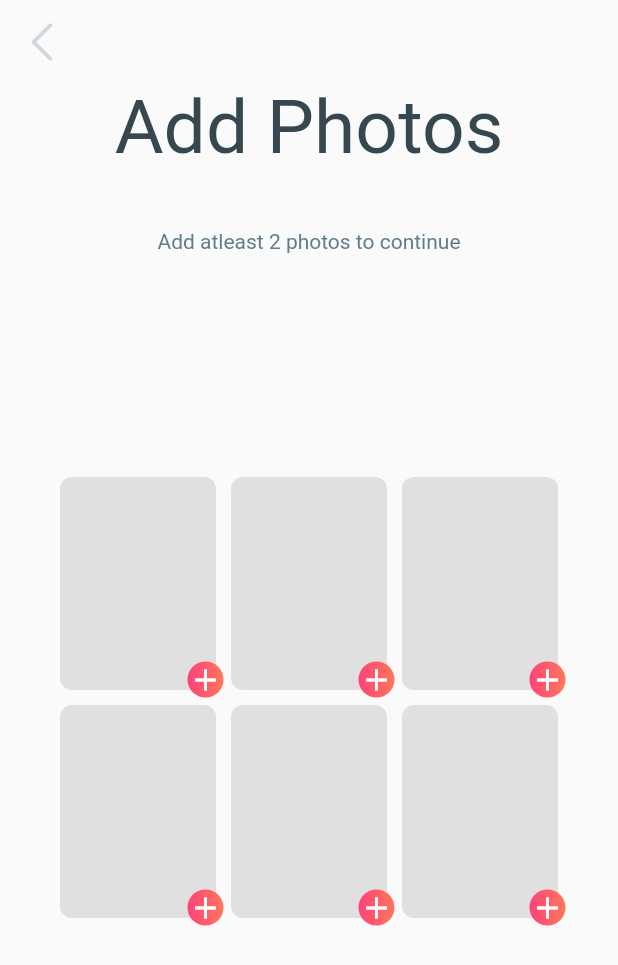
After one commit to stevendz/newtinder_flutter, a Flutter app: the OnboardingAddPhotosScreen screen opened directly, after a tap on the "add" icon, on a phone screen of 412 x 824 dp. The commit adds this screen. Shown: the top 965 px of the screen. Run offline on Flutter 3.47's test engine with Material 2 defaults, Android fonts, the phone set to English and light mode, and no system bars; our stand-ins replace firebase_auth, firebase_core, flutter_svg, google_sign_in, image_picker; accounts and stored records are empty.

Commit message:
Create OnboardingAddPhotosScreen and add ImagePicker

```diff
--- /dev/null
+++ b/lib/screens/onboarding/onboarding_add_photos_screen.dart
@@ -0,0 +1,104 @@
+import 'package:flutter/material.dart';
+import 'package:flutter_svg/flutter_svg.dart';
+import 'package:image_picker/image_picker.dart';
+import 'package:newtinder/widgets/buttons/button_colorful.dart';
+import 'package:newtinder/widgets/onboarding/add_photo_card.dart';
+import 'package:newtinder/widgets/onboarding/add_photo_header.dart';
+
+class OnboardingAddPhotosScreen extends StatefulWidget {
+  @override
+  _OnboardingAddPhotosScreenState createState() =>
+      _OnboardingAddPhotosScreenState();
+}
+
+class _OnboardingAddPhotosScreenState extends State<OnboardingAddPhotosScreen> {
+  List photoPaths = [
+    null,
+    null,
+    null,
+    null,
+    null,
+    null,
+  ];
+
+  isValid() {
+    List validPhotos = [];
+    photoPaths.forEach((element) {
+      if (element != null) {
+        validPhotos.add(element);
+      }
+    });
+    return validPhotos.length >= 2;
+  }
+
+  setPhotoUrl(index) async {
+    try {
+      PickedFile pickedFile = await ImagePicker().getImage(
+        source: ImageSource.gallery,
+      );
+      setState(() {
+        photoPaths[index] = AssetImage(
+          pickedFile.path,
+        );
+      });
+      isValid();
+    } catch (e) {
+      print(e);
+    }
+  }
+
+  @override
+  Widget build(BuildContext context) {
+    return Scaffold(
+      appBar: AppBar(
+        backgroundColor: Colors.transparent,
+        elevation: 0,
+        leading: IconButton(
+          icon: SvgPicture.asset(
+            'assets/icons/back.svg',
+            height: 25,
+            color: Colors.blueGrey.shade100,
+          ),
+          onPressed: () {
+            Navigator.pop(context);
+          },
+        ),
+      ),
+      body: Padding(
+        padding: EdgeInsets.only(left: 35, right: 35, bottom: 15),
+        child: Column(
+          mainAxisAlignment: MainAxisAlignment.spaceBetween,
+          children: [
+            AddPhotoHeader(),
+            Container(
+              height: MediaQuery.of(context).size.width * 0.75,
+              child: GridView.builder(
+                physics: NeverScrollableScrollPhysics(),
+                itemCount: photoPaths.length,
+                gridDelegate: SliverGridDelegateWithFixedCrossAxisCount(
+                  crossAxisCount: 3,
+                  childAspectRatio: 0.75,
+                ),
+                itemBuilder: (context, index) {
+                  return AddPhotoCard(
+                    photoPaths: photoPaths,
+                    index: index,
+                    setPhotoUrl: setPhotoUrl,
+                  );
+                },
+              ),
+            ),
+            ButtonColorful(
+              title: 'Continue',
+              onPressed: isValid()
+                  ? () {
+                      print('valid');
+                    }
+                  : null,
+            ),
+          ],
+        ),
+      ),
+    );
+  }
+}
--- a/lib/screens/onboarding/onboarding_gender_screen.dart
+++ b/lib/screens/onboarding/onboarding_gender_screen.dart
@@ -1,5 +1,6 @@
 import 'package:flutter/material.dart';
 import 'package:flutter_svg/flutter_svg.dart';
+import 'package:newtinder/screens/onboarding/onboarding_add_photos_screen.dart';
 import 'package:newtinder/widgets/buttons/button_border_selector.dart';
 import 'package:newtinder/widgets/buttons/button_colorful.dart';
 
@@ -62,6 +63,12 @@ class _OnboardingGenderScreenState extends State<OnboardingGenderScreen> {
               onPressed: gender != null
                   ? () {
                       print(gender);
+                      Navigator.push(
+                        context,
+                        MaterialPageRoute(
+                          builder: (context) => OnboardingAddPhotosScreen(),
+                        ),
+                      );
                     }
                   : null,
             ),
--- /dev/null
+++ b/lib/widgets/onboarding/add_photo_card.dart
@@ -0,0 +1,76 @@
+import 'package:flutter/material.dart';
+import 'dart:math' as math;
+
+class AddPhotoCard extends StatelessWidget {
+  final List photoPaths;
+  final int index;
+  final Function setPhotoUrl;
+  const AddPhotoCard({
+    Key key,
+    @required this.photoPaths,
+    @required this.index,
+    @required this.setPhotoUrl,
+  }) : super(key: key);
+
+  @override
+  Widget build(BuildContext context) {
+    return Stack(
+      children: [
+        Container(
+          margin: EdgeInsets.all(5),
+          decoration: BoxDecoration(
+            borderRadius: BorderRadius.circular(8),
+            color: Colors.grey.shade300,
+          ),
+          child: Container(
+            decoration: BoxDecoration(
+              borderRadius: BorderRadius.circular(8),
+              image: photoPaths[index] != null
+                  ? DecorationImage(image: photoPaths[index], fit: BoxFit.cover)
+                  : null,
+            ),
+          ),
+        ),
+        Positioned(
+          bottom: 0,
+          right: 0,
+          child: GestureDetector(
+            onTap: () {
+              setPhotoUrl(index);
+            },
+            child: Container(
+              decoration: BoxDecoration(
+                shape: BoxShape.circle,
+                color: Colors.white,
+                gradient: photoPaths[index] == null
+                    ? LinearGradient(
+                        begin: Alignment.centerRight,
+                        end: Alignment.centerLeft,
+                        colors: [
+                          Color(0xffFF7759),
+                          Color(0xffFF427A),
+                        ],
+                      )
+                    : null,
+              ),
+              child: FittedBox(
+                child: photoPaths[index] == null
+                    ? Icon(
+                        Icons.add,
+                        color: Colors.white,
+                      )
+                    : Transform.rotate(
+                        angle: math.pi / 12 * 45,
+                        child: Icon(
+                          Icons.add,
+                          color: Colors.redAccent,
+                        ),
+                      ),
+              ),
+            ),
+          ),
+        )
+      ],
+    );
+  }
+}
--- /dev/null
+++ b/lib/widgets/onboarding/add_photo_header.dart
@@ -0,0 +1,35 @@
+import 'package:flutter/material.dart';
+
+class AddPhotoHeader extends StatelessWidget {
+  const AddPhotoHeader({
+    Key key,
+  }) : super(key: key);
+
+  @override
+  Widget build(BuildContext context) {
+    return RichText(
+      textAlign: TextAlign.center,
+      text: TextSpan(
+        text: 'Add Photos',
+        style: TextStyle(
+          fontSize: 50,
+          color: Colors.blueGrey.shade800,
+        ),
+        children: [
+          WidgetSpan(
+            child: Padding(
+              padding: EdgeInsets.all(5),
+              child: Text(
+                'Add atleast 2 photos to continue',
+                style: TextStyle(
+                  color: Colors.blueGrey,
+                  fontSize: 14,
+                ),
+              ),
+            ),
+          ),
+        ],
+      ),
+    );
+  }
+}
--- a/pubspec.yaml
+++ b/pubspec.yaml
@@ -30,6 +30,7 @@ dependencies:
   google_sign_in: ^4.5.4
   provider: ^4.3.2+2
   flutter_svg: ^0.19.0
+  image_picker: ^0.6.7+11
 
 dev_dependencies:
   flutter_test:
```
Also changed, not shown: pubspec.lock, 1 other file.
